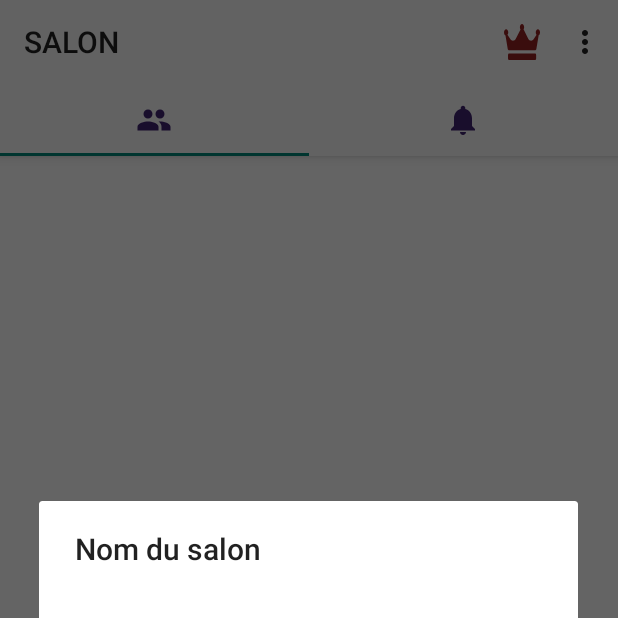
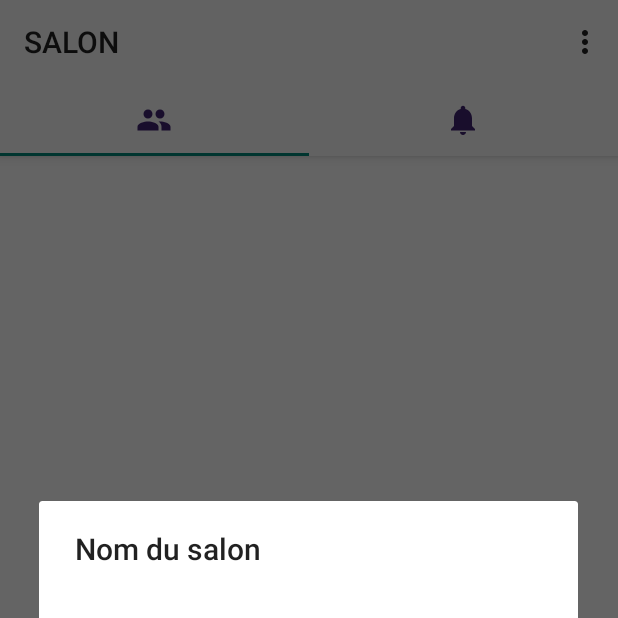
Before and after one commit to EmericN/ATable, an Android app: the screen it shows after launch once a user with an empty profile is signed in (MainActivity), after a tap on an icon or button, on a phone screen of 412 x 824 dp, the top half of it. Run offline under Robolectric (Android 15) with nearby library versions, the phone set to English and light mode, and no system bars; our stand-ins replace Firebase (no records; nobody signed in at launch, a user with empty details on screens opened directly).

Commit message:
Custom APP

```diff
--- a/app/src/main/java/com/emeric/nicot/atable/MainActivity.java
+++ b/app/src/main/java/com/emeric/nicot/atable/MainActivity.java
@@ -27,14 +27,17 @@ public class MainActivity extends AppCompatActivity {
     TabLayout tabLayout;
     ViewPager viewPager;
     Toolbar mToolbar;
+    FirebaseUser user;
+    FirebaseAuth mAuth;
 
     public void onCreate(Bundle savedInstanceState) {
         super.onCreate(savedInstanceState);
         setContentView(R.layout.activity_list_salon);
 
+        mAuth = FirebaseAuth.getInstance();
+        user = FirebaseAuth.getInstance().getCurrentUser();
         mToolbar = (Toolbar) findViewById(R.id.toolbarMain);
 
-        FirebaseUser user = FirebaseAuth.getInstance().getCurrentUser();
         if (user != null) {
         } else {
             Intent i = new Intent(getApplicationContext(), LoginActivity.class);
@@ -86,11 +89,16 @@ public class MainActivity extends AppCompatActivity {
     public boolean onOptionsItemSelected(MenuItem item) {
         // Handle item selection
         switch (item.getItemId()) {
-            case R.id.action_picture:
+          /*  case R.id.action_picture:
                 // do some code
-                return true;
+                return true;*/
             case R.id.action_settings:
-                // do some code
+
+                mAuth.signOut();
+                Intent i = new Intent(getApplicationContext(), LoginActivity.class);
+                startActivity(i);
+                finish();
+
                 return true;
             default:
                 return super.onOptionsItemSelected(item);
--- a/app/src/main/res/menu/menu.xml
+++ b/app/src/main/res/menu/menu.xml
@@ -1,11 +1,7 @@
 <?xml version="1.0" encoding="utf-8"?>
 <menu xmlns:android="http://schemas.android.com/apk/res/android"
       xmlns:app="http://schemas.android.com/apk/res-auto">
-    <item
-        android:id="@+id/action_picture"
-        android:icon="@drawable/ic_crown"
-        android:title=""
-        app:showAsAction="ifRoom"/>
+
     <item
         android:id="@+id/action_settings"
         android:title="@string/deconnexion"
```
